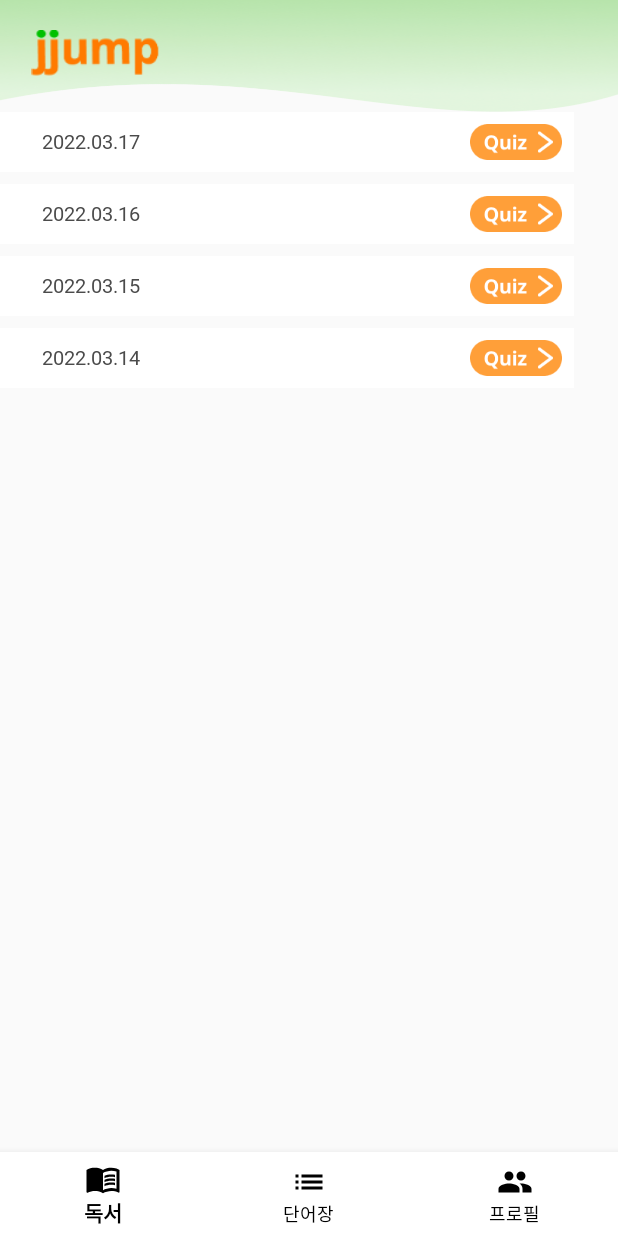
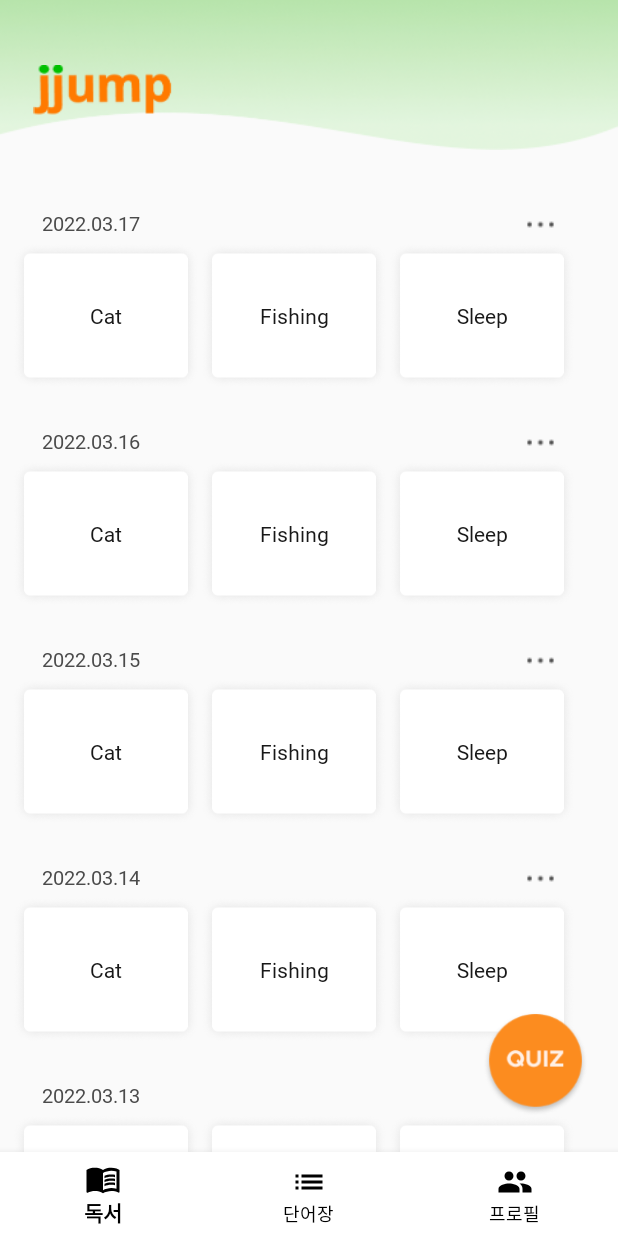
Before and after one commit to ar-child-english-edu-service-jumping/JJUMP, an Android app: the fragment WordlistFragment placed in its activity, on a phone screen of 412 x 824 dp. Run offline under Robolectric (Android 15) with nearby library versions, the phone set to English and light mode, and no system bars.

Commit message:
feat : modify wordlist view

```diff
--- a/app/src/main/java/com/jjump/java/WordlistFragment.java
+++ b/app/src/main/java/com/jjump/java/WordlistFragment.java
@@ -1,17 +1,23 @@
 package com.jjump.java;
 
+import android.content.Intent;
 import android.os.Bundle;
 
+import androidx.annotation.Nullable;
 import androidx.fragment.app.Fragment;
 import androidx.recyclerview.widget.LinearLayoutManager;
 import androidx.recyclerview.widget.RecyclerView;
 
+import android.util.Log;
 import android.view.LayoutInflater;
 import android.view.View;
 import android.view.ViewGroup;
-import android.widget.LinearLayout;
+import android.widget.Button;
+import android.widget.ImageButton;
 
+import com.google.android.material.bottomsheet.BottomSheetDialog;
 import com.jjump.R;
+import com.jjump.java.QuizBottomActivity;
 import com.jjump.java.adapter.RecyclerAdapter;
 import com.jjump.java.data.WordlistDates;
 
@@ -29,6 +35,15 @@ public class WordlistFragment extends Fragment {
         // Inflate the layout for this fragment
         ViewGroup rootView = (ViewGroup)inflater.inflate(R.layout.fragment_wordlist, container, false);
 
+        ImageButton btn_quiz = (ImageButton) rootView.findViewById(R.id.btn_quiz);
+        btn_quiz.setOnClickListener(new View.OnClickListener() {
+            @Override
+            public void onClick(View v) {
+                Intent intent = new Intent(getActivity(), QuizBottomActivity.class);
+                startActivity(intent);
+            }
+        });
+
         recyclerView = (RecyclerView) rootView.findViewById(R.id.recycler_view);
         LinearLayoutManager linearLayoutManager = new LinearLayoutManager(getActivity());
         recyclerView.setLayoutManager(linearLayoutManager);
@@ -44,7 +59,7 @@ public class WordlistFragment extends Fragment {
 
     private void getData() {
         // 임의의 데이터입니다.
-        List<String> listDates = Arrays.asList("2022.03.17", "2022.03.16", "2022.03.15", "2022.03.14");
+        List<String> listDates = Arrays.asList("2022.03.17", "2022.03.16", "2022.03.15", "2022.03.14", "2022.03.13");
 
         for (int i = 0; i < listDates.size(); i++) {
             // 각 List의 값들을 data 객체에 set 해줍니다.
--- a/app/src/main/java/com/jjump/java/adapter/RecyclerAdapter.java
+++ b/app/src/main/java/com/jjump/java/adapter/RecyclerAdapter.java
@@ -7,7 +7,6 @@ import android.widget.TextView;
 
 import androidx.annotation.NonNull;
 import androidx.recyclerview.widget.RecyclerView;
-
 import com.jjump.R;
 import com.jjump.java.data.WordlistDates;
 
--- a/app/src/main/res/layout/fragment_wordlist.xml
+++ b/app/src/main/res/layout/fragment_wordlist.xml
@@ -9,7 +9,7 @@
         android:id="@+id/backgroud_top_wave"
         android:scaleType="fitXY"
         android:layout_width="match_parent"
-        android:layout_height="wrap_content"
+        android:layout_height="100dp"
         android:src="@drawable/bg_top_wave"
         app:layout_constraintLeft_toLeftOf="parent"
         app:layout_constraintRight_toRightOf="parent"
@@ -17,9 +17,10 @@
 
     <ImageView
         android:id="@+id/ic_logo"
-        android:layout_width="88dp"
-        android:layout_height="31dp"
-        android:layout_margin="20dp"
+        android:layout_width="98dp"
+        android:layout_height="34dp"
+        android:layout_marginStart="20dp"
+        android:layout_marginTop="43dp"
         android:src="@drawable/ic_logo"
         app:layout_constraintLeft_toLeftOf="parent"
         app:layout_constraintTop_toTopOf="parent" />
@@ -30,8 +31,22 @@
         android:layout_width="wrap_content"
         android:layout_height="wrap_content"
         android:orientation="vertical"
+        android:layout_marginTop="30dp"
         app:layout_constraintLeft_toLeftOf="parent"
         app:layout_constraintTop_toBottomOf="@+id/backgroud_top_wave"/>
+
+    <ImageButton
+        android:id="@+id/btn_quiz"
+        app:layout_constraintRight_toRightOf="parent"
+        app:layout_constraintBottom_toBottomOf="parent"
+        android:layout_width="70dp"
+        android:layout_height="70dp"
+        android:layout_marginEnd="20dp"
+        android:layout_marginBottom="80dp"
+        android:src="@drawable/btn_quiz"
+        android:elevation="10dp"
+        android:background="@android:color/transparent"
+        android:scaleType="fitXY"/>
 
 
 
--- a/app/src/main/res/layout/item_wordlist.xml
+++ b/app/src/main/res/layout/item_wordlist.xml
@@ -4,8 +4,7 @@
     android:layout_height="wrap_content"
     android:padding="8dp"
     android:gravity="center_vertical"
-    android:layout_marginBottom="8dp"
-    android:background="@android:color/white">
+    android:layout_marginBottom="8dp">
 
     <LinearLayout
         android:layout_width="match_parent"
@@ -27,24 +26,50 @@
 
         <ImageButton
             android:id="@+id/btn_quiz"
-            android:layout_width="wrap_content"
-            android:layout_height="wrap_content"
-            android:layout_marginStart="220dp"
-            android:src="@drawable/btn_quiz"
+            android:layout_width="23dp"
+            android:layout_height="23dp"
+            android:layout_marginStart="255dp"
+            android:src="@drawable/btn_more"
             android:background="@android:color/transparent"
             android:scaleType="fitXY"/>
 
     </LinearLayout>
 
-    <HorizontalScrollView
+    <LinearLayout
         android:layout_width="match_parent"
-        android:layout_height="wrap_content">
+        android:layout_height="wrap_content"
+        android:orientation="horizontal">
 
-        <androidx.recyclerview.widget.RecyclerView
-            android:id="@+id/recycler_view_wordlist"
-            android:layout_width="0dp"
-            android:layout_height="0dp"/>
+        <TextView
+            android:layout_width="125dp"
+            android:layout_height="98dp"
+            android:background="@drawable/btn_one_word"
+            android:fontFamily="@font/notosanskr_bold"
+            android:textSize="14dp"
+            android:gravity="center"
+            android:textColor="#181818"
+            android:text="Cat"/>
 
-    </HorizontalScrollView>
+        <TextView
+            android:layout_width="125dp"
+            android:layout_height="98dp"
+            android:background="@drawable/btn_one_word"
+            android:fontFamily="@font/notosanskr_bold"
+            android:textSize="14dp"
+            android:gravity="center"
+            android:textColor="#181818"
+            android:text="Fishing"/>
+
+        <TextView
+            android:layout_width="125dp"
+            android:layout_height="98dp"
+            android:background="@drawable/btn_one_word"
+            android:fontFamily="@font/notosanskr_bold"
+            android:textSize="14dp"
+            android:gravity="center"
+            android:textColor="#181818"
+            android:text="Sleep"/>
+
+    </LinearLayout>
 
 </LinearLayout>
```
Also changed, not shown: app/src/main/AndroidManifest.xml (+6 -5 lines), app/src/main/java/com/jjump/java/QuizBottomActivity.java (added, +16 -0 lines), app/src/main/res/layout/activity_quiz_bottom.xml (added, +22 -0 lines), app/src/main/res/layout/fragment_home.xml (+4 -3 lines), app/src/main/res/drawable-xhdpi/btn_more.png (added), app/src/main/res/drawable-xhdpi/btn_one_word.png (added), app/src/main/res/drawable-xhdpi/btn_quiz.png, 2 other files.
